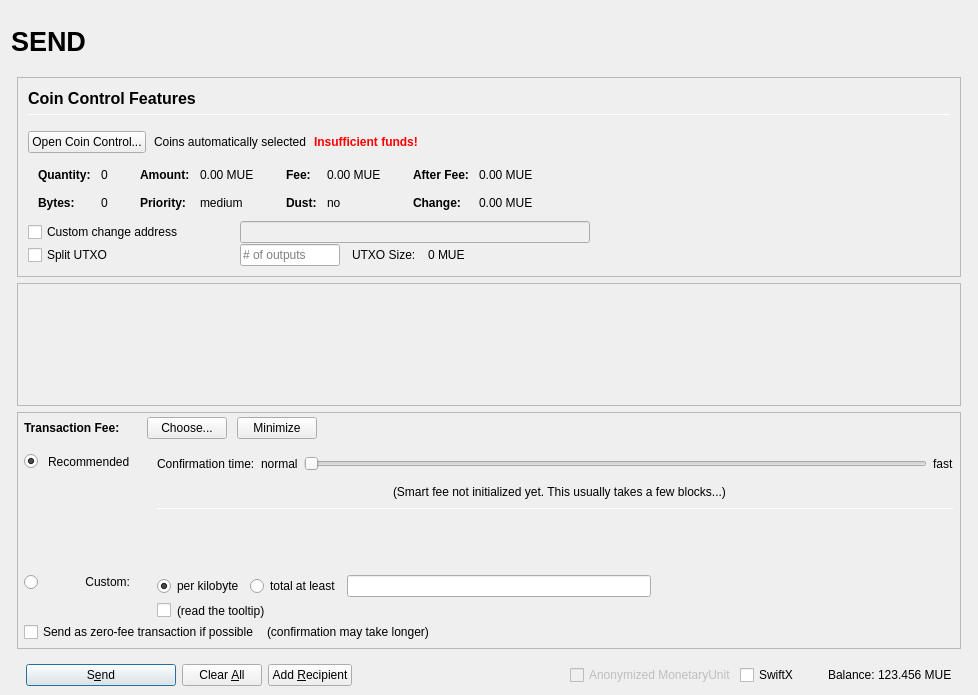
The window that src/qt/forms/sendcoinsdialog.ui (theboldproject/BOLD) describes before a commit, drawn with Qt 5.
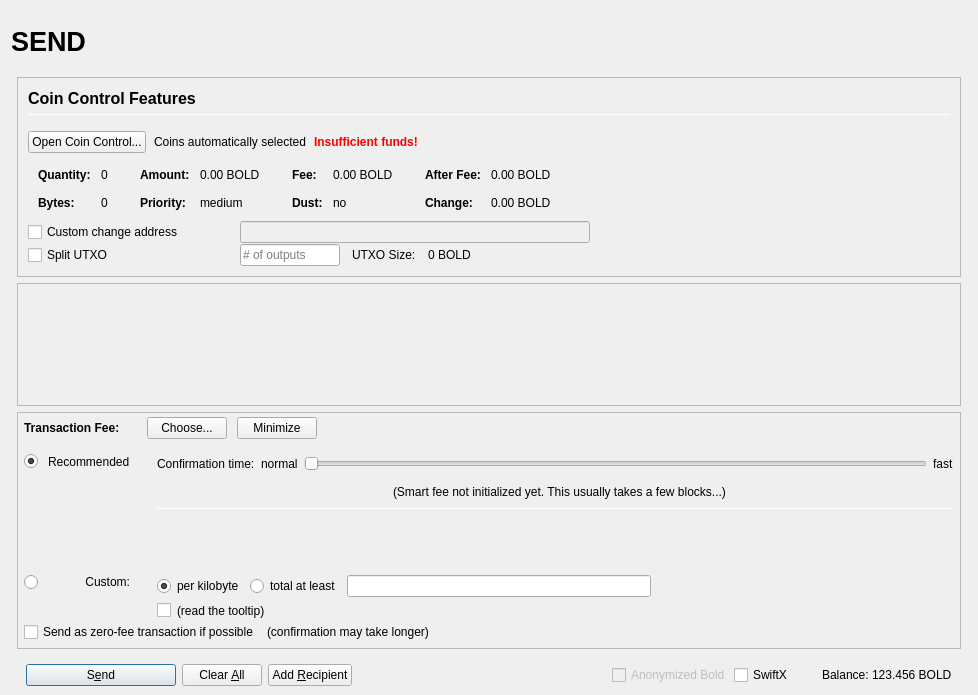
The same window after the commit. Icons and pictures are not drawn. Custom widgets are drawn as their Qt base class.

Patch:
```diff
--- a/src/qt/forms/sendcoinsdialog.ui
+++ b/src/qt/forms/sendcoinsdialog.ui
@@ -493,7 +493,7 @@
                         <enum>Qt::ActionsContextMenu</enum>
                        </property>
                        <property name="text">
-                        <string notr="true">0.00 MUE</string>
+                        <string notr="true">0.00 BOLD</string>
                        </property>
                        <property name="textInteractionFlags">
                         <set>Qt::LinksAccessibleByMouse|Qt::TextSelectableByKeyboard|Qt::TextSelectableByMouse</set>
@@ -573,7 +573,7 @@
                         <enum>Qt::ActionsContextMenu</enum>
                        </property>
                        <property name="text">
-                        <string notr="true">0.00 MUE</string>
+                        <string notr="true">0.00 BOLD</string>
                        </property>
                        <property name="textInteractionFlags">
                         <set>Qt::LinksAccessibleByMouse|Qt::TextSelectableByKeyboard|Qt::TextSelectableByMouse</set>
@@ -653,7 +653,7 @@
                         <enum>Qt::ActionsContextMenu</enum>
                        </property>
                        <property name="text">
-                        <string notr="true">0.00 MUE</string>
+                        <string notr="true">0.00 BOLD</string>
                        </property>
                        <property name="textInteractionFlags">
                         <set>Qt::LinksAccessibleByMouse|Qt::TextSelectableByKeyboard|Qt::TextSelectableByMouse</set>
@@ -682,7 +682,7 @@
                         <enum>Qt::ActionsContextMenu</enum>
                        </property>
                        <property name="text">
-                        <string notr="true">0.00 MUE</string>
+                        <string notr="true">0.00 BOLD</string>
                        </property>
                        <property name="textInteractionFlags">
                         <set>Qt::LinksAccessibleByMouse|Qt::TextSelectableByKeyboard|Qt::TextSelectableByMouse</set>
@@ -849,7 +849,7 @@
                 <item>
                  <widget class="QLabel" name="labelBlockSize">
                   <property name="text">
-                   <string>0 MUE</string>
+                   <string>0 BOLD</string>
                   </property>
                  </widget>
                 </item>
@@ -1686,7 +1686,7 @@
                 <bool>false</bool>
                </property>
                <property name="text">
-                <string>Anonymized MonetaryUnit</string>
+                <string>Anonymized Bold</string>
                </property>
               </widget>
              </item>
@@ -1725,7 +1725,7 @@
                 <cursorShape>IBeamCursor</cursorShape>
                </property>
                <property name="text">
-                <string notr="true">123.456 MUE</string>
+                <string notr="true">123.456 BOLD</string>
                </property>
                <property name="textInteractionFlags">
                 <set>Qt::LinksAccessibleByMouse|Qt::TextSelectableByKeyboard|Qt::TextSelectableByMouse</set>
```
Left out of the diff: 18 changed lines with no effect on the pictures.
